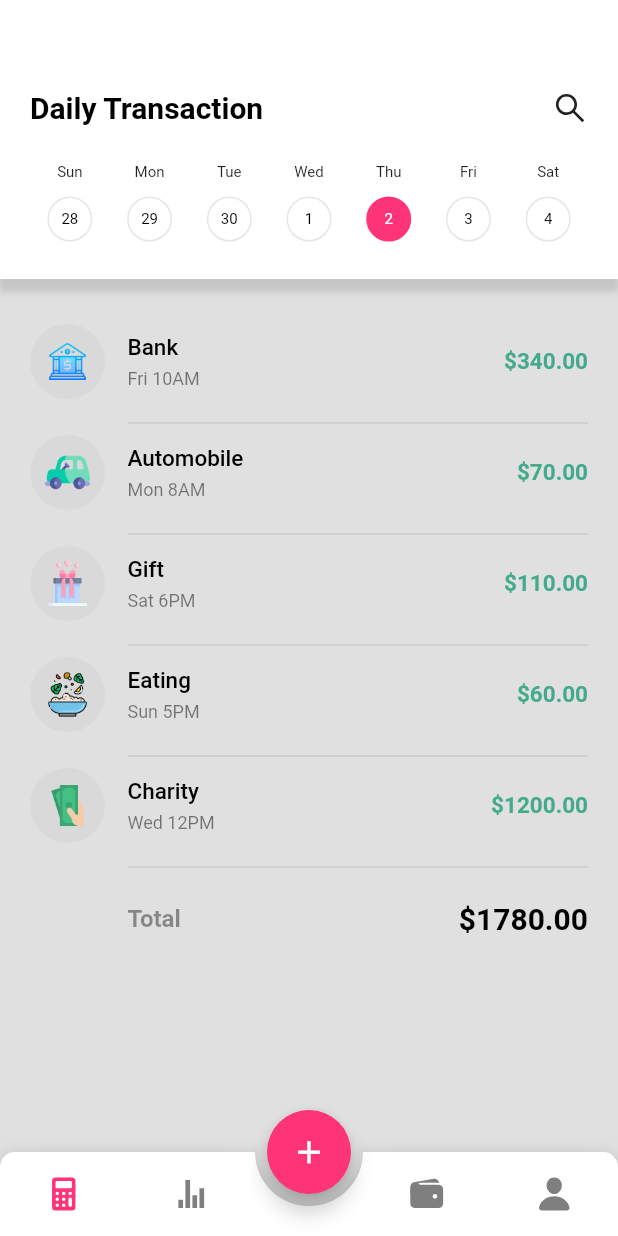
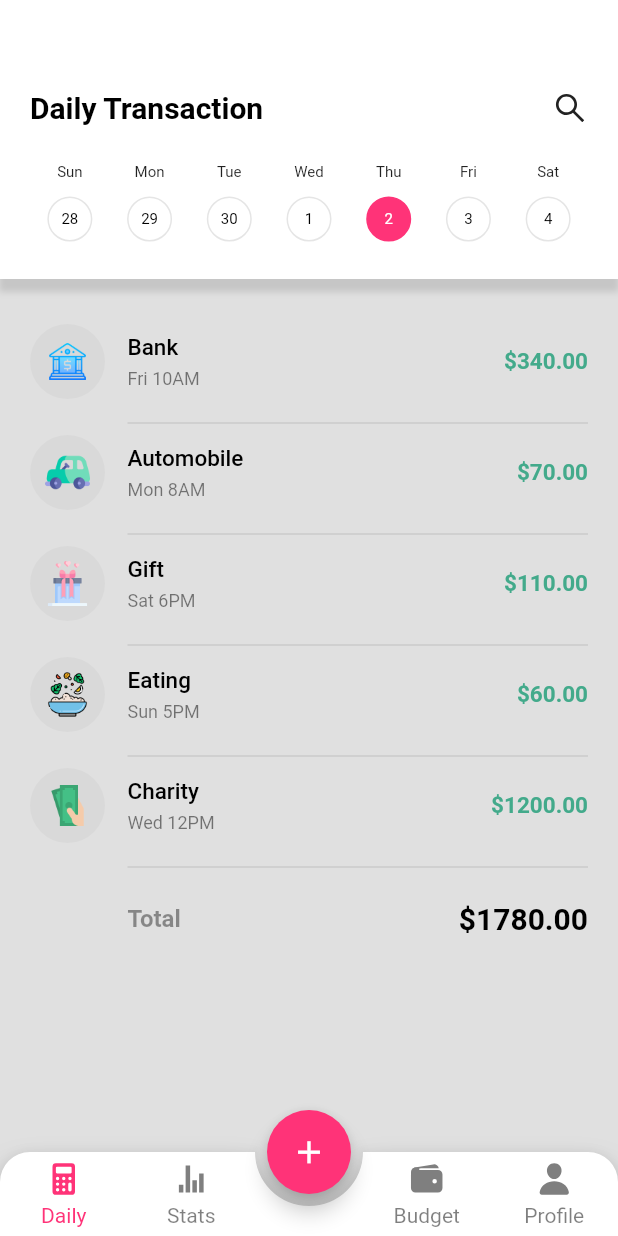
Before and after one commit to mustafasmnc/Expense_Tracker_UI, a Flutter app: the screen it shows after launch, on a phone screen of 412 x 824 dp. Run offline on Flutter 3.47's test engine with Material 2 defaults, Android fonts, the phone set to English and light mode, and no system bars; drawn by our look-alikes of animated_bottom_navigation_bar, auto_size_text; our stand-ins replace fl_chart, flutter_icons.

Commit message:
AddingText to Navigation Bar

```diff
--- a/lib/pages/root_app.dart
+++ b/lib/pages/root_app.dart
@@ -1,4 +1,5 @@
 import 'package:animated_bottom_navigation_bar/animated_bottom_navigation_bar.dart';
+import 'package:auto_size_text/auto_size_text.dart';
 import 'package:expense_tracker1/pages/budget_page.dart';
 import 'package:expense_tracker1/pages/create_budget_page.dart';
 import 'package:expense_tracker1/pages/daily_page.dart';
@@ -15,6 +16,7 @@ class RootApp extends StatefulWidget {
 }
 
 class _RootAppState extends State<RootApp> {
+  final autoSizeGroup = AutoSizeGroup();
   int pageIndex = 0;
   @override
   Widget build(BuildContext context) {
@@ -58,19 +60,66 @@ class _RootAppState extends State<RootApp> {
       Ionicons.md_wallet,
       Ionicons.md_person,
     ];
-    return AnimatedBottomNavigationBar(
-      icons: iconItems,
+    List<String> navItemsTexts = [
+      "Daily",
+      "Stats",
+      "Budget",
+      "Profile",
+    ];
+    return AnimatedBottomNavigationBar.builder(
+      itemCount: iconItems.length,
+      tabBuilder: (int index, bool isActive) {
+        final color = isActive ? primary : black.withOpacity(0.5);
+        return Column(
+          mainAxisSize: MainAxisSize.min,
+          mainAxisAlignment: MainAxisAlignment.center,
+          children: [
+            Icon(
+              iconItems[index],
+              size: 24,
+              color: color,
+            ),
+            SizedBox(height: 4),
+            Padding(
+              padding: const EdgeInsets.symmetric(horizontal: 8),
+              child: AutoSizeText(
+                navItemsTexts[index],
+                maxLines: 1,
+                style: TextStyle(color: color),
+                group: autoSizeGroup,
+              ),
+            )
+          ],
+        );
+      },
       activeIndex: pageIndex,
       onTap: (index) => setTabs(index),
-      activeColor: primary,
       splashColor: secondary,
-      inactiveColor: black.withOpacity(0.5),
       gapLocation: GapLocation.center,
       notchSmoothness: NotchSmoothness.smoothEdge,
-      leftCornerRadius: 10,
-      rightCornerRadius: 10,
-      iconSize: 25,
+      leftCornerRadius: 20,
+      rightCornerRadius: 20,
+      shadow: BoxShadow(
+        offset: Offset(0, 1),
+        blurRadius: 12,
+        spreadRadius: 0.5,
+        color: Colors.grey,
+      ),
+      //iconSize: 25,
     );
+    // return AnimatedBottomNavigationBar(
+    //   icons: iconItems,
+    //   activeIndex: pageIndex,
+    //   onTap: (index) => setTabs(index),
+    //   activeColor: primary,
+    //   splashColor: secondary,
+    //   inactiveColor: black.withOpacity(0.5),
+    //   gapLocation: GapLocation.center,
+    //   notchSmoothness: NotchSmoothness.smoothEdge,
+    //   leftCornerRadius: 20,
+    //   rightCornerRadius: 20,
+    //   iconSize: 25,
+    // );
   }
 
   setTabs(index) {
--- a/pubspec.yaml
+++ b/pubspec.yaml
@@ -39,6 +39,7 @@ dependencies:
   page_transition: ^2.0.9
   fl_chart: ^0.55.0
   percent_indicator: ^4.2.2
+  auto_size_text: ^3.0.0
 
 dev_dependencies:
   flutter_test:
```
Also changed, not shown: pubspec.lock.
